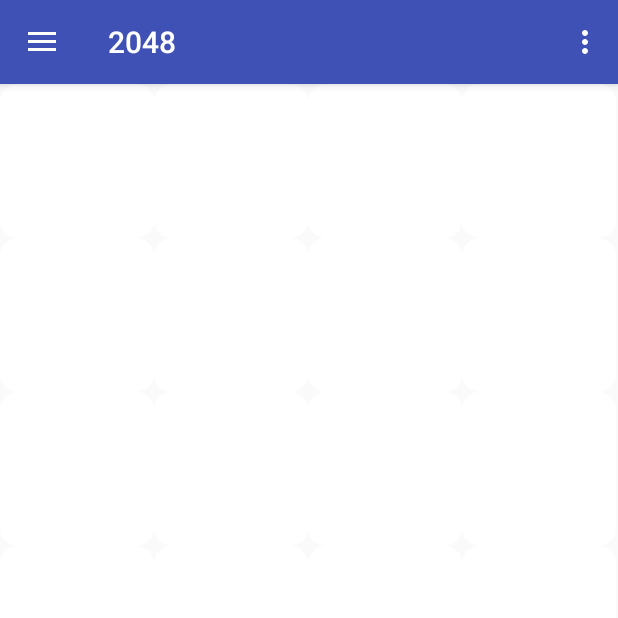
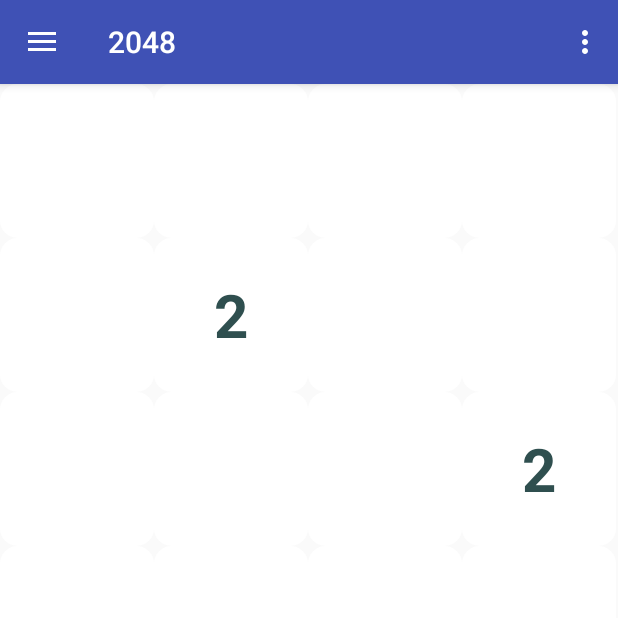
Before and after one commit to eothein/2048, an Android app: the screen it shows after launch (MainActivity), on a phone screen of 412 x 824 dp, the top half of it. Run offline under Robolectric (Android 15) with nearby library versions, the phone set to English and light mode, and no system bars.

Commit message:
Update swipe right method, use Singleton for screen rotation, update addElement

```diff
--- a/app/src/main/java/com/example/eothein/a2048/activities/Board.java
+++ b/app/src/main/java/com/example/eothein/a2048/activities/Board.java
@@ -2,9 +2,11 @@ package com.example.eothein.a2048.activities;
 
 import android.app.Activity;
 import android.content.Context;
+import android.content.res.TypedArray;
 import android.util.AttributeSet;
 import android.util.DisplayMetrics;
 import android.util.Log;
+import android.util.TypedValue;
 import android.view.LayoutInflater;
 import android.view.View;
 import android.widget.GridLayout;
@@ -39,7 +41,7 @@ public class Board extends GridLayout {
     }
 
     private void initBoard(Context context){
-        grid = new Grid(4);
+        grid = Grid.get(4);//new Grid(4);
 
         this.setRowCount(grid.getGridSize());
         this.setColumnCount(grid.getGridSize());
@@ -67,7 +69,15 @@ public class Board extends GridLayout {
         ((Activity) getContext()).getWindowManager()
                 .getDefaultDisplay()
                 .getMetrics(displayMetrics);
-        return Math.min(displayMetrics.widthPixels,displayMetrics.heightPixels) / grid.getGridSize();
+        int actbarh=getActionBarHeight();
+        return Math.min(displayMetrics.widthPixels,displayMetrics.heightPixels - actbarh) / grid.getGridSize();
+    }
+
+    public int getActionBarHeight() {
+        final TypedArray ta = getContext().getTheme().obtainStyledAttributes(
+                new int[] {android.R.attr.actionBarSize});
+        int actionBarHeight = (int) ta.getDimension(0, 0);
+        return actionBarHeight;
     }
 
     /**
--- a/app/src/main/java/com/example/eothein/a2048/activities/ElementView.java
+++ b/app/src/main/java/com/example/eothein/a2048/activities/ElementView.java
@@ -47,6 +47,7 @@ public class ElementView extends FrameLayout {
         LayoutInflater layoutInflater = (LayoutInflater)getContext().getSystemService(Context.LAYOUT_INFLATER_SERVICE);
         layoutInflater.inflate(R.layout.element, this, true);
         textView = (TextView)findViewById(R.id.number);
+
         updateElementView();
     }
 
--- a/app/src/main/java/com/example/eothein/a2048/activities/MainActivity.java
+++ b/app/src/main/java/com/example/eothein/a2048/activities/MainActivity.java
@@ -31,6 +31,7 @@ public class MainActivity extends AppCompatActivity
         setContentView(R.layout.activity_main);
 
         theBoard = (Board)findViewById(R.id.board);
+
 
 
         theBoard.setOnTouchListener(new SwipeListener(MainActivity.this) {
--- a/app/src/main/java/com/example/eothein/a2048/models/Element.java
+++ b/app/src/main/java/com/example/eothein/a2048/models/Element.java
@@ -1,5 +1,7 @@
 package com.example.eothein.a2048.models;
 
+import java.util.ArrayList;
+import java.util.List;
 import java.util.Random;
 
 /**
@@ -51,4 +53,8 @@ public class Element {
     public void setNumber(int number) {
         this.number = number;
     }
+
+    public boolean isEmpty(){
+        return this.number == -1;
+    }
 }
--- a/app/src/main/java/com/example/eothein/a2048/models/Grid.java
+++ b/app/src/main/java/com/example/eothein/a2048/models/Grid.java
@@ -1,6 +1,9 @@
 package com.example.eothein.a2048.models;
 
 import com.example.eothein.a2048.interfaces.Slider;
+
+import java.util.ArrayList;
+import java.util.List;
 
 /**
  * Created by Jens Buysse & Karine Samyn on 26.09.17.
@@ -8,7 +11,7 @@ import com.example.eothein.a2048.interfaces.Slider;
 
 public class Grid implements Slider {
 
-
+    private static Grid gridInstance;
     /**
      * The size of the grid
      */
@@ -19,17 +22,23 @@ public class Grid implements Slider {
      */
     private Element[][] grid;
 
-
-    public Grid(int gridSize) {
+    public static Grid get(int gridSize){
+        if (gridInstance == null)
+            gridInstance = new Grid(gridSize);
+        return gridInstance;
+    }
+    private Grid(int gridSize) {
         setGridSize(gridSize);
         grid = new Element[gridSize][gridSize];
 
         //Initialise the grid with new elements
         for (int i = 0; i < gridSize; i++) {
             for (int j = 0; j < gridSize; j++) {
-                grid[i][j] = new Element(getGridSize());
+                grid[i][j] = new Element(); //new Element(getGridSize());
             }
         }
+        addElement();
+        addElement();
 
     }
 
@@ -69,7 +78,9 @@ public class Grid implements Slider {
      * Swipe right
      */
     public void slideRight() {
-        mergeLine(0);
+        for(int i = 0; i < gridSize; i++)
+        mergeLine(i);
+        addElement();
     }
 
     /**
@@ -86,7 +97,7 @@ public class Grid implements Slider {
                     //two number next to each other, we need to merge
                     grid[index][i].setNumber(-1);
                     grid[index][i + 1].setNumber(grid[index][i + 1].getNumber() * 2);
-                    i++;
+                   i++;
                 }
             }
             moveTilesRight(index);
@@ -99,6 +110,7 @@ public class Grid implements Slider {
                 //We found an empty Element next to this element, so we need to move everthing right
                 for(int j = i+1; j>0 ; j--){
                     grid[index][j].setNumber(grid[index][j-1].getNumber());
+                    grid[index][j-1].setNumber(-1);
                 }
             }
         }
@@ -117,4 +129,26 @@ public class Grid implements Slider {
     public void slideDown() {
         throw new UnsupportedOperationException("This operations is not yet supported");
     }
+
+    private void addElement() {
+        List<Element> list = availableSpace();
+        if (!availableSpace().isEmpty()) {
+            int index = (int) (Math.random() * list.size()) % list.size();
+            Element emptyElement = list.get(index);
+            emptyElement.setNumber(Math.random() < 0.9 ? 2 : 4);
+        }
+    }
+
+    private List<Element> availableSpace() {
+        final List<Element> list = new ArrayList<Element>(16);
+        for (int i = 0; i < gridSize; i++) {
+            for (int j = 0; j < gridSize; j++) {
+                if (grid[i][j].isEmpty()) {
+                    list.add(grid[i][j]);
+                }
+            }
+        }
+
+        return list;
+    }
 }
--- a/app/src/main/res/layout/element.xml
+++ b/app/src/main/res/layout/element.xml
@@ -1,6 +1,8 @@
 <?xml version="1.0" encoding="utf-8"?>
 <FrameLayout xmlns:android="http://schemas.android.com/apk/res/android"
-    android:layout_width="match_parent" android:layout_height="match_parent">
+    android:layout_width="match_parent"
+    android:layout_height="match_parent"
+>
 
     <TextView
         android:id="@+id/number"
```
